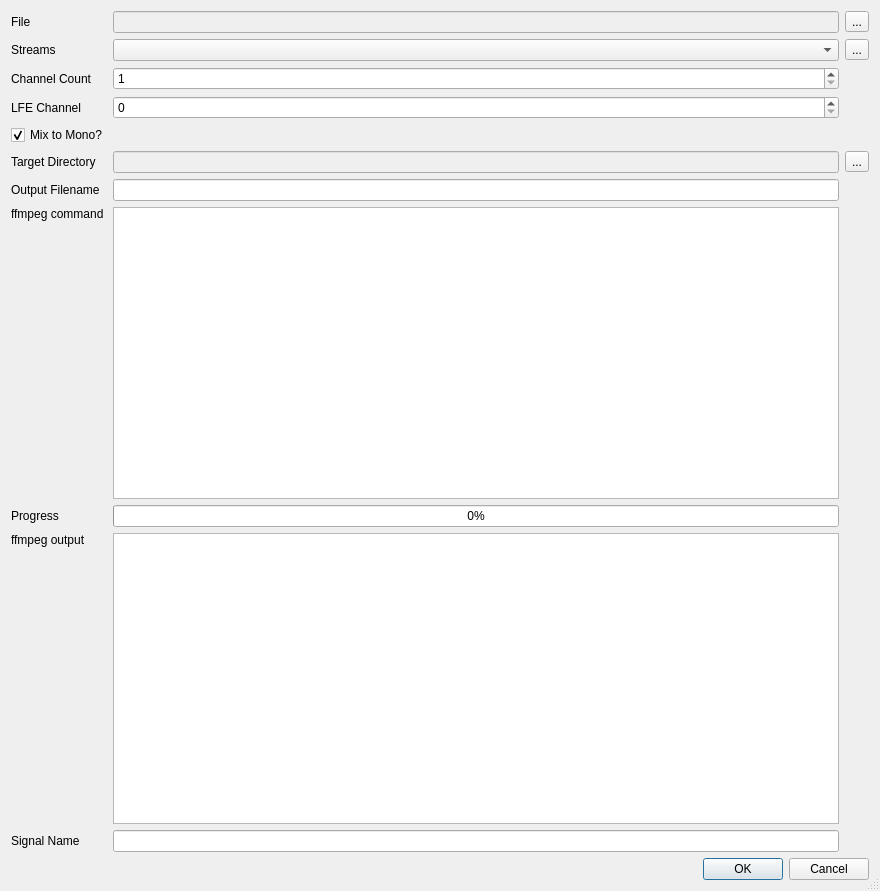
3ll3d00d/beqdesigner, file src/main/python/ui/extract.ui: the form before one commit.
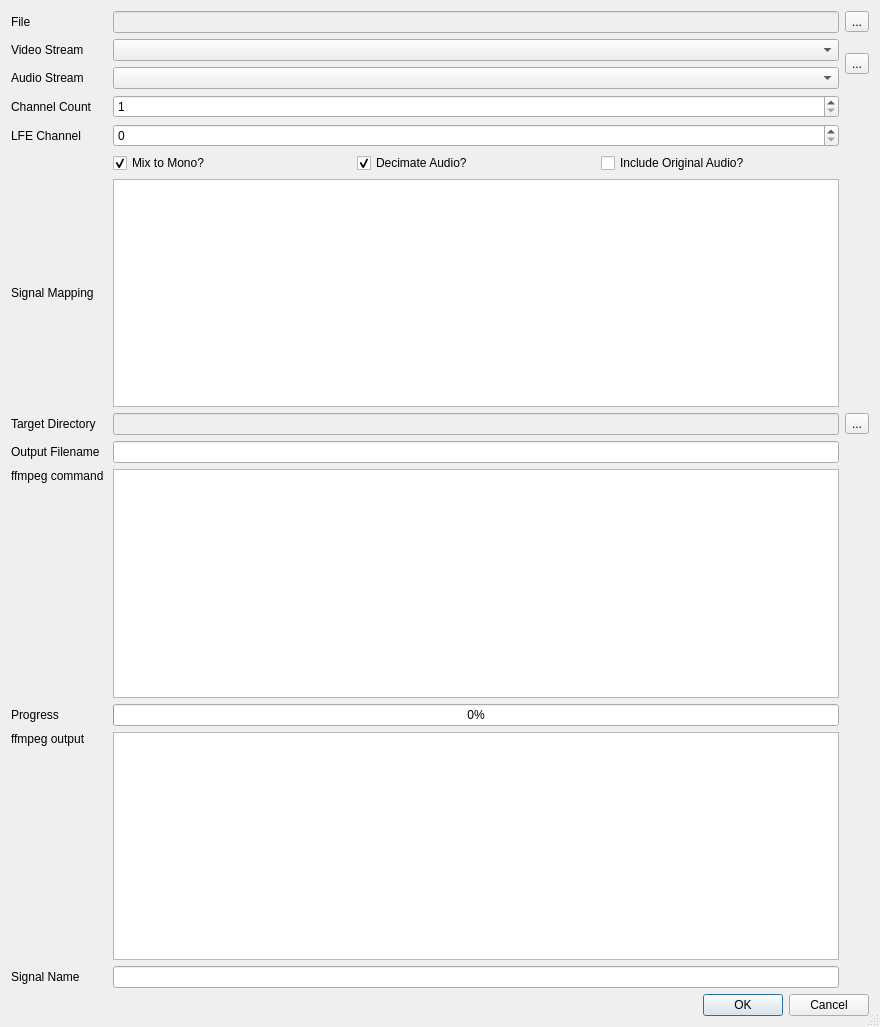
The form after the commit.

Commit message: allow the user to include a video track in the output and to apply filters to the audio stream (pre BM BEQ) #38

```diff
--- a/src/main/python/ui/extract.ui
+++ b/src/main/python/ui/extract.ui
@@ -10,7 +10,7 @@
     <x>0</x>
     <y>0</y>
     <width>880</width>
-    <height>891</height>
+    <height>1027</height>
    </rect>
   </property>
   <property name="windowTitle">
@@ -24,96 +24,14 @@
   </property>
   <layout class="QVBoxLayout" name="boxLayout">
    <item>
-    <layout class="QGridLayout" name="gridLayout" rowstretch="1,0,0,0,0,0,0,0,0,0,0" columnstretch="0,0,0">
-     <item row="6" column="0">
-      <widget class="QLabel" name="outputFilenameLabel">
+    <layout class="QGridLayout" name="gridLayout" rowstretch="1,0,0,0,0,0,0,0,0,0,0,0,0" columnstretch="0,0,0">
+     <item row="0" column="2">
+      <widget class="QToolButton" name="inputFilePicker">
        <property name="text">
-        <string>Output Filename</string>
-       </property>
-      </widget>
-     </item>
-     <item row="5" column="1">
-      <widget class="QLineEdit" name="targetDir">
-       <property name="enabled">
-        <bool>false</bool>
-       </property>
-      </widget>
-     </item>
-     <item row="7" column="0">
-      <widget class="QLabel" name="ffmpegCommandLabel">
-       <property name="text">
-        <string>ffmpeg command </string>
-       </property>
-       <property name="alignment">
-        <set>Qt::AlignLeading|Qt::AlignLeft|Qt::AlignTop</set>
-       </property>
-      </widget>
-     </item>
-     <item row="1" column="2">
-      <widget class="QToolButton" name="showProbeButton">
-       <property name="text">
         <string>...</string>
        </property>
       </widget>
      </item>
-     <item row="0" column="1">
-      <widget class="QLineEdit" name="inputFile">
-       <property name="enabled">
-        <bool>false</bool>
-       </property>
-      </widget>
-     </item>
-     <item row="5" column="0">
-      <widget class="QLabel" name="targetDirectoryLabel">
-       <property name="text">
-        <string>Target Directory</string>
-       </property>
-      </widget>
-     </item>
-     <item row="4" column="0" colspan="3">
-      <widget class="QCheckBox" name="monoMix">
-       <property name="enabled">
-        <bool>true</bool>
-       </property>
-       <property name="text">
-        <string>Mix to Mono?</string>
-       </property>
-       <property name="checked">
-        <bool>true</bool>
-       </property>
-      </widget>
-     </item>
-     <item row="1" column="1">
-      <widget class="QComboBox" name="audioStreams"/>
-     </item>
-     <item row="1" column="0">
-      <widget class="QLabel" name="streamsLabel">
-       <property name="text">
-        <string>Streams</string>
-       </property>
-      </widget>
-     </item>
-     <item row="10" column="0">
-      <widget class="QLabel" name="signalNameLabel">
-       <property name="text">
-        <string>Signal Name</string>
-       </property>
-      </widget>
-     </item>
-     <item row="5" column="2">
-      <widget class="QToolButton" name="targetDirPicker">
-       <property name="text">
-        <string>...</string>
-       </property>
-      </widget>
-     </item>
-     <item row="2" column="0">
-      <widget class="QLabel" name="channelCountLabel">
-       <property name="text">
-        <string>Channel Count</string>
-       </property>
-      </widget>
-     </item>
      <item row="0" column="0">
       <widget class="QLabel" name="inputFileLabel">
        <property name="text">
@@ -121,14 +39,24 @@
        </property>
       </widget>
      </item>
-     <item row="2" column="1">
+     <item row="8" column="1">
+      <widget class="QLineEdit" name="outputFilename"/>
+     </item>
+     <item row="4" column="0">
+      <widget class="QLabel" name="lfeChannelIndexLabel">
+       <property name="text">
+        <string>LFE Channel</string>
+       </property>
+      </widget>
+     </item>
+     <item row="3" column="1">
       <widget class="QSpinBox" name="channelCount">
        <property name="minimum">
         <number>1</number>
        </property>
       </widget>
      </item>
-     <item row="3" column="1">
+     <item row="4" column="1">
       <widget class="QSpinBox" name="lfeChannelIndex">
        <property name="toolTip">
         <string>0 = No LFE</string>
@@ -138,7 +66,42 @@
        </property>
       </widget>
      </item>
-     <item row="9" column="1">
+     <item row="12" column="1">
+      <widget class="QLineEdit" name="signalName">
+       <property name="enabled">
+        <bool>true</bool>
+       </property>
+      </widget>
+     </item>
+     <item row="3" column="0">
+      <widget class="QLabel" name="channelCountLabel">
+       <property name="text">
+        <string>Channel Count</string>
+       </property>
+      </widget>
+     </item>
+     <item row="2" column="0">
+      <widget class="QLabel" name="streamsLabel">
+       <property name="text">
+        <string>Audio Stream</string>
+       </property>
+      </widget>
+     </item>
+     <item row="0" column="1">
+      <widget class="QLineEdit" name="inputFile">
+       <property name="enabled">
+        <bool>false</bool>
+       </property>
+      </widget>
+     </item>
+     <item row="7" column="0">
+      <widget class="QLabel" name="targetDirectoryLabel">
+       <property name="text">
+        <string>Target Directory</string>
+       </property>
+      </widget>
+     </item>
+     <item row="11" column="1">
       <widget class="QPlainTextEdit" name="ffmpegOutput">
        <property name="enabled">
         <bool>true</bool>
@@ -156,31 +119,38 @@
        </property>
       </widget>
      </item>
-     <item row="10" column="1">
-      <widget class="QLineEdit" name="signalName">
-       <property name="enabled">
-        <bool>true</bool>
-       </property>
-      </widget>
-     </item>
-     <item row="6" column="1">
-      <widget class="QLineEdit" name="outputFilename"/>
-     </item>
-     <item row="3" column="0">
-      <widget class="QLabel" name="lfeChannelIndexLabel">
-       <property name="text">
-        <string>LFE Channel</string>
-       </property>
-      </widget>
-     </item>
-     <item row="0" column="2">
-      <widget class="QToolButton" name="inputFilePicker">
-       <property name="text">
-        <string>...</string>
-       </property>
-      </widget>
-     </item>
      <item row="7" column="1">
+      <widget class="QLineEdit" name="targetDir">
+       <property name="enabled">
+        <bool>false</bool>
+       </property>
+      </widget>
+     </item>
+     <item row="7" column="2">
+      <widget class="QToolButton" name="targetDirPicker">
+       <property name="text">
+        <string>...</string>
+       </property>
+      </widget>
+     </item>
+     <item row="2" column="1">
+      <widget class="QComboBox" name="audioStreams"/>
+     </item>
+     <item row="8" column="0">
+      <widget class="QLabel" name="outputFilenameLabel">
+       <property name="text">
+        <string>Output Filename</string>
+       </property>
+      </widget>
+     </item>
+     <item row="12" column="0">
+      <widget class="QLabel" name="signalNameLabel">
+       <property name="text">
+        <string>Signal Name</string>
+       </property>
+      </widget>
+     </item>
+     <item row="9" column="1">
       <widget class="QPlainTextEdit" name="ffmpegCommandLine">
        <property name="enabled">
         <bool>true</bool>
@@ -196,6 +166,23 @@
       </widget>
      </item>
      <item row="9" column="0">
+      <widget class="QLabel" name="ffmpegCommandLabel">
+       <property name="text">
+        <string>ffmpeg command </string>
+       </property>
+       <property name="alignment">
+        <set>Qt::AlignLeading|Qt::AlignLeft|Qt::AlignTop</set>
+       </property>
+      </widget>
+     </item>
+     <item row="10" column="0">
+      <widget class="QLabel" name="ffmpegProgressLabel">
+       <property name="text">
+        <string>Progress</string>
+       </property>
+      </widget>
+     </item>
+     <item row="11" column="0">
       <widget class="QLabel" name="ffmpegOutputLabel">
        <property name="text">
         <string>ffmpeg output</string>
@@ -205,17 +192,78 @@
        </property>
       </widget>
      </item>
-     <item row="8" column="1">
+     <item row="10" column="1">
       <widget class="QProgressBar" name="ffmpegProgress">
        <property name="value">
         <number>0</number>
        </property>
       </widget>
      </item>
-     <item row="8" column="0">
-      <widget class="QLabel" name="ffmpegProgressLabel">
+     <item row="6" column="0">
+      <widget class="QLabel" name="filterMappingLabel">
        <property name="text">
-        <string>Progress</string>
+        <string>Signal Mapping</string>
+       </property>
+      </widget>
+     </item>
+     <item row="6" column="1">
+      <widget class="QListWidget" name="filterMapping">
+       <property name="editTriggers">
+        <set>QAbstractItemView::NoEditTriggers</set>
+       </property>
+       <property name="selectionMode">
+        <enum>QAbstractItemView::NoSelection</enum>
+       </property>
+      </widget>
+     </item>
+     <item row="5" column="1">
+      <layout class="QHBoxLayout" name="horizontalLayout">
+       <item>
+        <widget class="QCheckBox" name="monoMix">
+         <property name="enabled">
+          <bool>true</bool>
+         </property>
+         <property name="text">
+          <string>Mix to Mono?</string>
+         </property>
+         <property name="checked">
+          <bool>true</bool>
+         </property>
+        </widget>
+       </item>
+       <item>
+        <widget class="QCheckBox" name="decimateAudio">
+         <property name="text">
+          <string>Decimate Audio?</string>
+         </property>
+         <property name="checked">
+          <bool>true</bool>
+         </property>
+        </widget>
+       </item>
+       <item>
+        <widget class="QCheckBox" name="includeOriginalAudio">
+         <property name="text">
+          <string>Include Original Audio?</string>
+         </property>
+        </widget>
+       </item>
+      </layout>
+     </item>
+     <item row="1" column="0">
+      <widget class="QLabel" name="videoStreamsLabel">
+       <property name="text">
+        <string>Video Stream</string>
+       </property>
+      </widget>
+     </item>
+     <item row="1" column="1">
+      <widget class="QComboBox" name="videoStreams"/>
+     </item>
+     <item row="1" column="2" rowspan="2">
+      <widget class="QToolButton" name="showProbeButton">
+       <property name="text">
+        <string>...</string>
        </property>
       </widget>
      </item>
```
Left out of the diff: 78 changed lines with no effect on the pictures. The commit also changes 10 other files.
